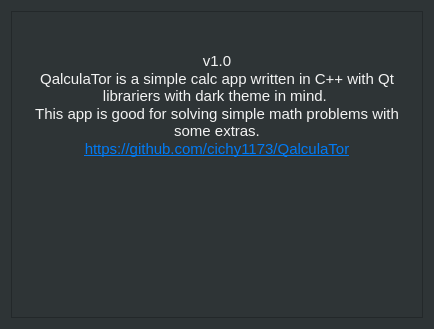
First picture: the form in aboutwindow.ui, repository cichy1173/QalculaTor, before the edit.
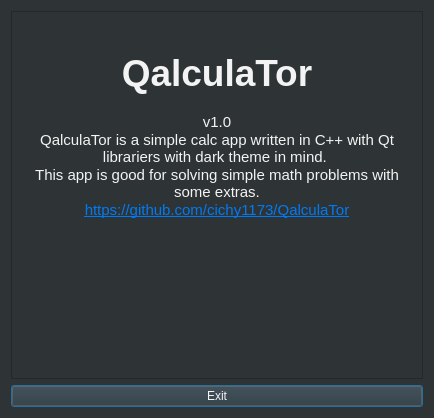
Second picture: the form after the edit. Icons and pictures are not drawn.

The edit to the form file:
```diff
--- a/aboutwindow.ui
+++ b/aboutwindow.ui
@@ -7,9 +7,15 @@
     <x>0</x>
     <y>0</y>
     <width>434</width>
-    <height>329</height>
+    <height>418</height>
    </rect>
   </property>
+  <property name="minimumSize">
+   <size>
+    <width>250</width>
+    <height>250</height>
+   </size>
+  </property>
   <property name="windowTitle">
    <string>About</string>
   </property>
@@ -20,7 +26,7 @@
   <property name="styleSheet">
    <string notr="true">background-color: rgb(46, 52, 54);</string>
   </property>
-  <layout class="QHBoxLayout" name="horizontalLayout">
+  <layout class="QVBoxLayout" name="verticalLayout">
    <item>
     <widget class="QTextBrowser" name="textBrowser">
      <property name="styleSheet">
@@ -33,6 +39,8 @@
 &lt;/style&gt;&lt;/head&gt;&lt;body style=&quot; font-family:'Ubuntu'; font-size:11pt; font-weight:400; font-style:normal;&quot;&gt;
 &lt;p align=&quot;center&quot; style=&quot; margin-top:0px; margin-bottom:0px; margin-left:0px; margin-right:0px; -qt-block-indent:0; text-indent:0px;&quot;&gt;&lt;img src=&quot;:/images/GNOME_CALC_mini.png&quot; /&gt;&lt;/p&gt;
 &lt;p align=&quot;center&quot; style=&quot;-qt-paragraph-type:empty; margin-top:0px; margin-bottom:0px; margin-left:0px; margin-right:0px; -qt-block-indent:0; text-indent:0px; font-family:'Ubuntu';&quot;&gt;&lt;br /&gt;&lt;/p&gt;
+&lt;p align=&quot;center&quot; style=&quot; margin-top:0px; margin-bottom:0px; margin-left:0px; margin-right:0px; -qt-block-indent:0; text-indent:0px;&quot;&gt;&lt;span style=&quot; font-family:'Ubuntu'; font-size:28pt; font-weight:600;&quot;&gt;QalculaTor&lt;/span&gt;&lt;/p&gt;
+&lt;p align=&quot;center&quot; style=&quot;-qt-paragraph-type:empty; margin-top:0px; margin-bottom:0px; margin-left:0px; margin-right:0px; -qt-block-indent:0; text-indent:0px; font-family:'Ubuntu'; font-weight:600;&quot;&gt;&lt;br /&gt;&lt;/p&gt;
 &lt;p align=&quot;center&quot; style=&quot; margin-top:0px; margin-bottom:0px; margin-left:0px; margin-right:0px; -qt-block-indent:0; text-indent:0px;&quot;&gt;&lt;span style=&quot; font-family:'Ubuntu';&quot;&gt;v1.0&lt;/span&gt;&lt;/p&gt;
 &lt;p align=&quot;center&quot; style=&quot; margin-top:0px; margin-bottom:0px; margin-left:0px; margin-right:0px; -qt-block-indent:0; text-indent:0px;&quot;&gt;&lt;span style=&quot; font-family:'Ubuntu';&quot;&gt;QalculaTor is a simple calc app written in C++ with Qt librariers with dark theme in mind. &lt;/span&gt;&lt;/p&gt;
 &lt;p align=&quot;center&quot; style=&quot; margin-top:0px; margin-bottom:0px; margin-left:0px; margin-right:0px; -qt-block-indent:0; text-indent:0px;&quot;&gt;&lt;span style=&quot; font-family:'Ubuntu';&quot;&gt;This app is good for solving simple math problems with some extras.&lt;/span&gt;&lt;/p&gt;
@@ -40,6 +48,17 @@
      </property>
     </widget>
    </item>
+   <item>
+    <widget class="QPushButton" name="pushButton">
+     <property name="styleSheet">
+      <string notr="true">color: rgb(243, 243, 243);
+background-color: rgb(46, 52, 54);</string>
+     </property>
+     <property name="text">
+      <string>Exit</string>
+     </property>
+    </widget>
+   </item>
   </layout>
  </widget>
  <resources>
```
Left out of the diff: 19 changed lines with no effect on the pictures.
